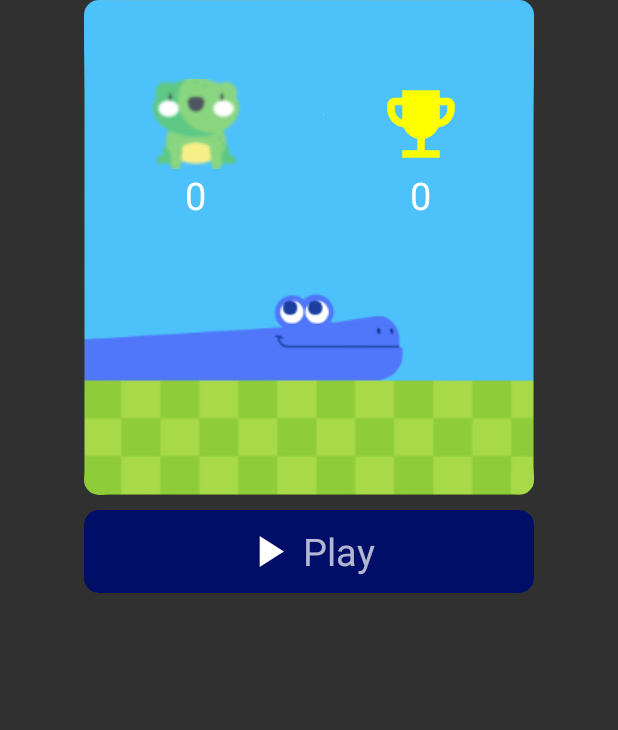
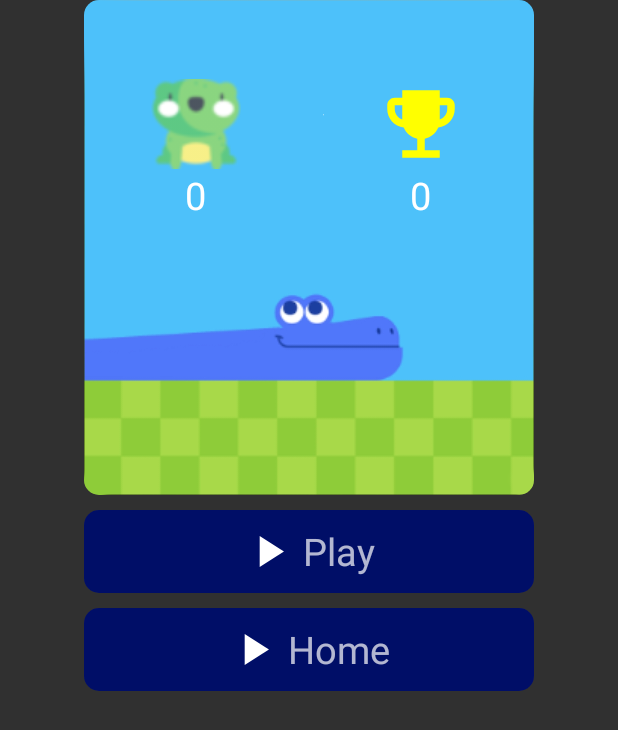
Before and after one commit to arbajmessiali/Snake, an Android app: the layout dialog_start.xml on its own in the app's theme, with its tools: preview values and no code run, on a phone screen of 412 x 824 dp. Shown: the top 730 px of the screen. Run offline under Robolectric (Android 15) with nearby library versions, the phone set to English and light mode, and no system bars.

Commit message:
Update End dialog

```diff
--- a/app/src/main/res/layout/dialog_start.xml
+++ b/app/src/main/res/layout/dialog_start.xml
@@ -70,6 +70,7 @@
                 </LinearLayout>
             </RelativeLayout>
         </LinearLayout>
+
     </androidx.cardview.widget.CardView>
     <androidx.cardview.widget.CardView
         android:id="@+id/cv_btn_start"
@@ -105,4 +106,39 @@
             </LinearLayout>
         </RelativeLayout>
     </androidx.cardview.widget.CardView>
+    <androidx.cardview.widget.CardView
+        android:id="@+id/Exit"
+        android:layout_below="@+id/cv_btn_start"
+        android:layout_marginTop="10dp"
+        app:cardCornerRadius="10dp"
+        android:elevation="10dp"
+        android:layout_centerHorizontal="true"
+        android:layout_width="300dp"
+        android:layout_height="wrap_content">
+        <RelativeLayout
+            android:id="@+id/rl_exit"
+            android:background="#000E67"
+            android:padding="10dp"
+            android:layout_width="match_parent"
+            android:layout_height="match_parent">
+            <LinearLayout
+                android:layout_centerInParent="true"
+                android:layout_width="wrap_content"
+                android:layout_height="wrap_content"
+                android:orientation="horizontal">
+                <ImageView
+                    android:id="@+id/home"
+                    android:src="@drawable/ic_baseline_play_arrow_24"
+                    android:layout_width="35dp"
+                    android:layout_height="35dp"/>
+                <TextView
+                    android:layout_marginLeft="5dp"
+                    android:text="Home"
+                    android:textSize="25sp"
+                    android:layout_width="wrap_content"
+                    android:layout_height="wrap_content"/>
+            </LinearLayout>
+        </RelativeLayout>
+    </androidx.cardview.widget.CardView>
+
 </RelativeLayout>
```
